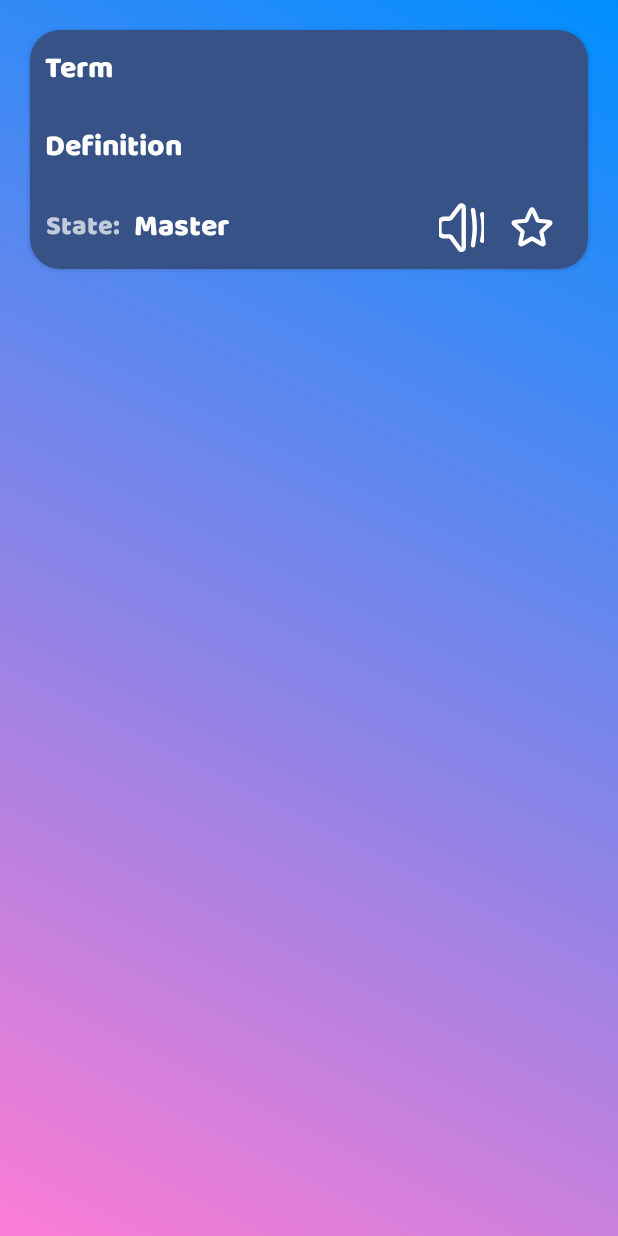
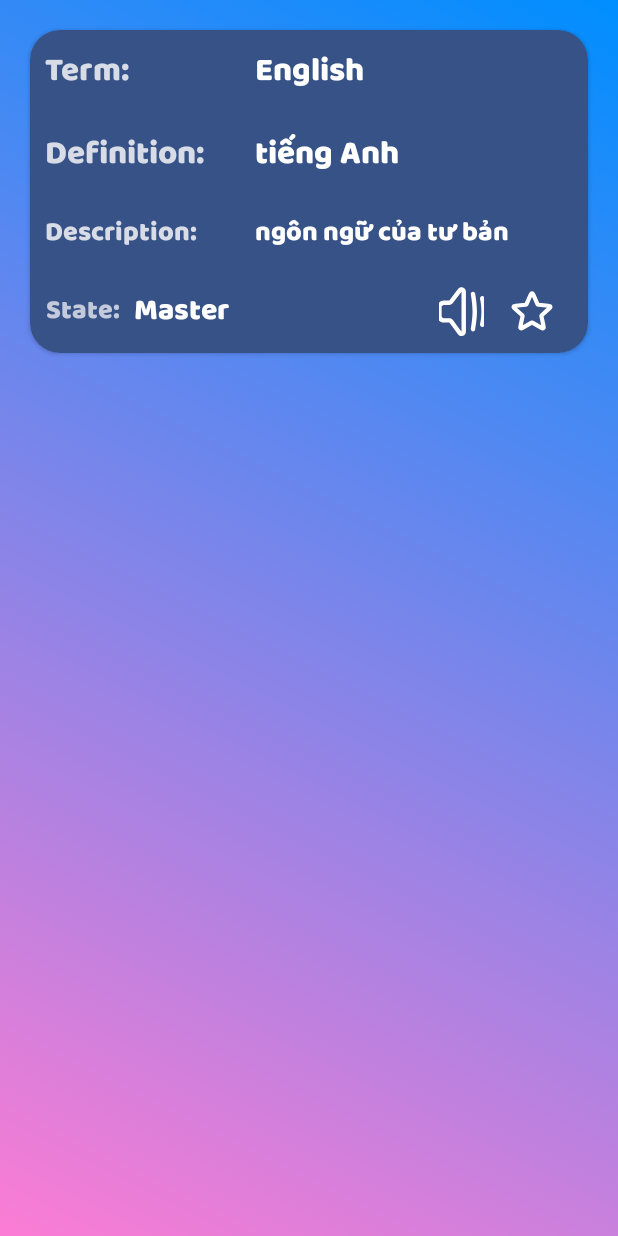
Before and after one commit to GinNE-dev/MobileFP_EnglishQuizlet, an Android app: the TermItem screen opened directly, with no data from a screen before it, on a phone screen of 412 x 824 dp. Run offline under Robolectric (Android 15) with nearby library versions, the phone set to English and light mode, and no system bars; Roboto replaces fonts that are not available here.

Commit message:
update Term Item

```diff
--- a/app/src/main/res/layout/term_item.xml
+++ b/app/src/main/res/layout/term_item.xml
@@ -17,26 +17,81 @@
             android:layout_width="match_parent"
             android:layout_height="match_parent"
             android:orientation="vertical">
+
+            <LinearLayout
+                android:layout_width="match_parent"
+                android:layout_height="wrap_content"
+                android:orientation="horizontal">
+                <TextView
+                    android:alpha="0.8"
+                    android:padding="10dp"
+                    android:layout_width="140dp"
+                    android:layout_height="wrap_content"
+                    android:text="Term:"
+                    android:textColor="@color/white"
+                    android:textSize="22dp"
+                    android:fontFamily="@font/baloo">
+                </TextView>
                 <TextView
                     android:padding="10dp"
+                    android:layout_width="wrap_content"
+                    android:layout_height="wrap_content"
+                    android:text="English"
+                    android:textColor="@color/white"
+                    android:textSize="22dp"
+                    android:fontFamily="@font/baloo">
+                </TextView>
+            </LinearLayout>
+
+            <LinearLayout
                 android:layout_width="match_parent"
                 android:layout_height="wrap_content"
-                android:text="Term"
+                android:orientation="horizontal">
+                <TextView
+                    android:alpha="0.8"
+                    android:padding="10dp"
+                    android:layout_width="140dp"
+                    android:layout_height="wrap_content"
+                    android:text="Definition:"
                     android:textColor="@color/white"
-                android:textSize="20dp"
+                    android:textSize="22dp"
                     android:fontFamily="@font/baloo">
                 </TextView>
-
                 <TextView
                     android:padding="10dp"
+                    android:layout_width="wrap_content"
+                    android:layout_height="wrap_content"
+                    android:text="tiếng Anh"
+                    android:textColor="@color/white"
+                    android:textSize="22dp"
+                    android:fontFamily="@font/baloo">
+                </TextView>
+            </LinearLayout>
+
+            <LinearLayout
                 android:layout_width="match_parent"
                 android:layout_height="wrap_content"
-                android:text="Definition"
+                android:orientation="horizontal">
+                <TextView
+                    android:alpha="0.8"
+                    android:padding="10dp"
+                    android:layout_width="140dp"
+                    android:layout_height="wrap_content"
+                    android:text="Description:"
                     android:textColor="@color/white"
-                android:textSize="20dp"
-                android:layout_weight="1"
+                    android:textSize="18dp"
                     android:fontFamily="@font/baloo">
                 </TextView>
+                <TextView
+                    android:padding="10dp"
+                    android:layout_width="wrap_content"
+                    android:layout_height="wrap_content"
+                    android:text="ngôn ngữ của tư bản"
+                    android:textColor="@color/white"
+                    android:textSize="18dp"
+                    android:fontFamily="@font/baloo">
+                </TextView>
+            </LinearLayout>
 
             <LinearLayout
                 android:layout_width="match_parent"
```
Also changed, not shown: app/src/main/AndroidManifest.xml (+5 -4 lines), app/src/main/res/layout/create_topic_layout.xml (+51 -38 lines), app/src/main/res/layout/word_item.xml (+17 -20 lines). Lines whose indentation alone changed are shown as unchanged.
